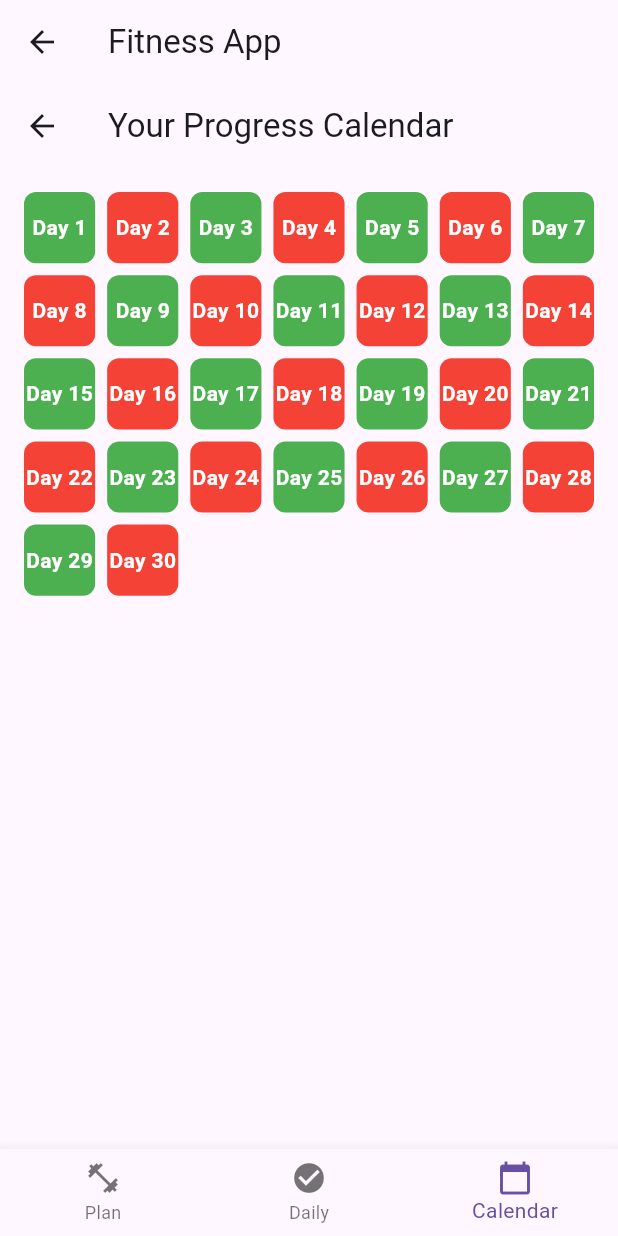
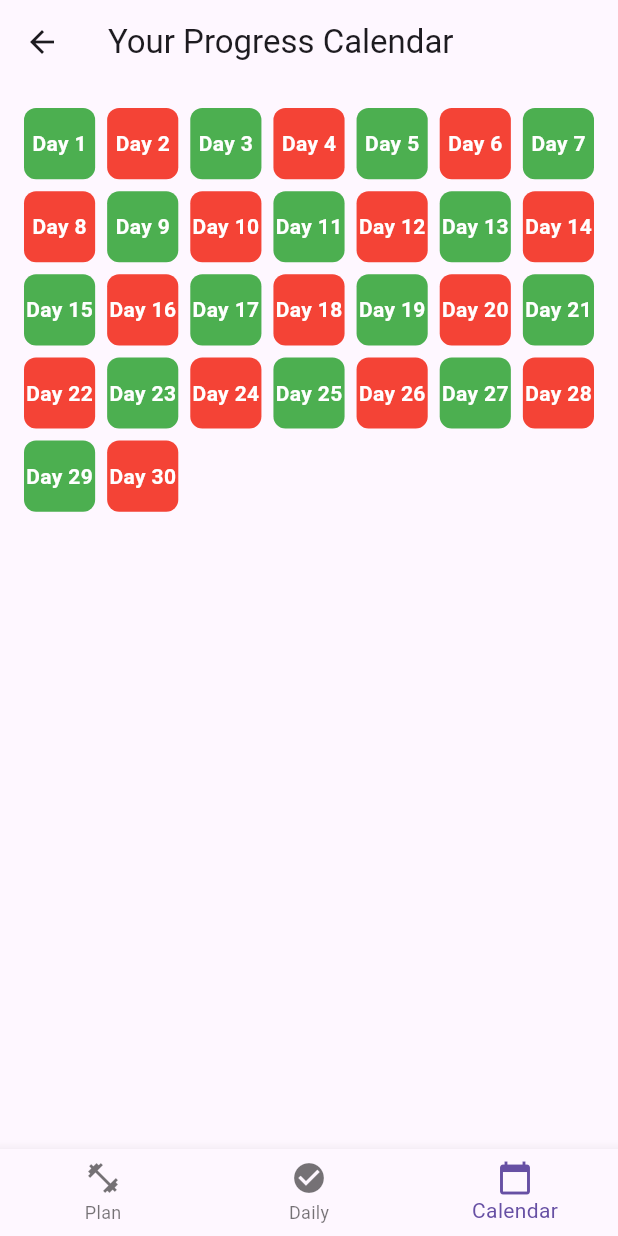
Before and after one commit to gelNye/GDSC2025, a Flutter app: the FitnessHomeWithNavBar screen opened directly with empty values, item 3 of the bottom bar chosen, on a phone screen of 412 x 824 dp. Run offline on Flutter 3.47's test engine with Material 3 defaults, Android fonts, the phone set to English and light mode, and no system bars; our stand-ins replace flutter_markdown, go_router.

Commit message:
Bye bye back button duplicate

```diff
--- a/lib/main.dart
+++ b/lib/main.dart
@@ -154,7 +154,7 @@ class _FitnessHomeWithNavBarState extends State<FitnessHomeWithNavBar> {
     ];
 
     return Scaffold(
-      appBar: AppBar(title: Text('Fitness App')),
+
       body: pages[_selectedIndex],
       bottomNavigationBar: BottomNavigationBar(
         currentIndex: _selectedIndex,
```
